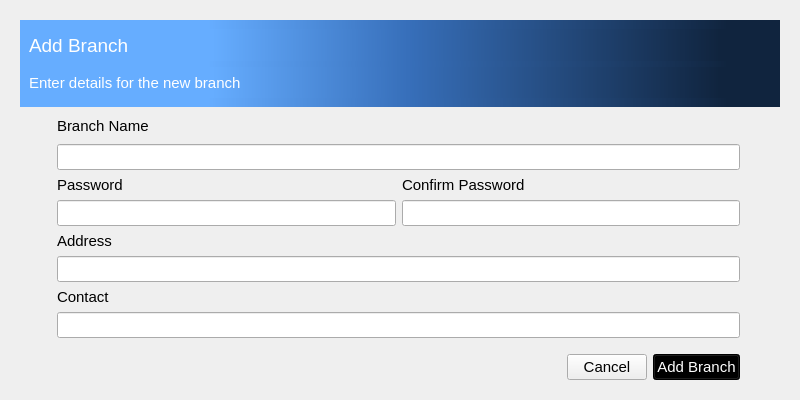
Before: the Qt Designer form crud_dialog.ui in euuii/StayBook, drawn with Qt 5.
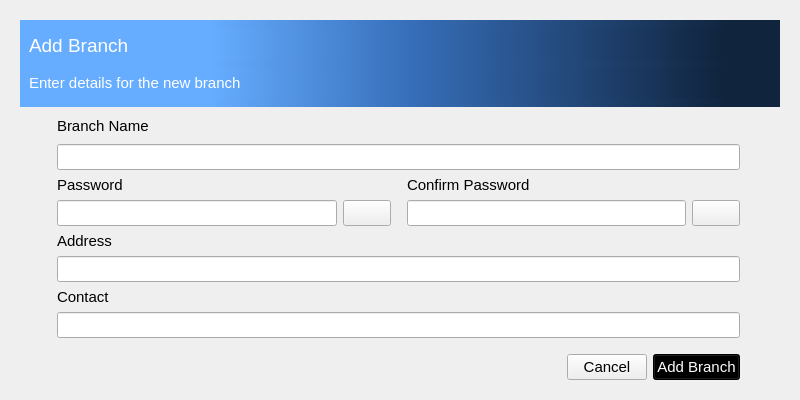
After: the same form once the commit is applied. The open tabs and pages were chosen to show the change. Icons and pictures are not drawn.

The edit to the form file:
```diff
--- a/crud_dialog.ui
+++ b/crud_dialog.ui
@@ -1236,18 +1236,18 @@
           </spacer>
          </item>
          <item row="2" column="1">
-          <layout class="QHBoxLayout" name="horizontalLayout_2">
-           <item>
-            <layout class="QVBoxLayout" name="verticalLayout_20">
+          <layout class="QGridLayout" name="gridLayout_4">
+           <item row="0" column="2">
+            <widget class="QLabel" name="label_45">
+             <property name="text">
+              <string>Confirm Password</string>
+             </property>
+            </widget>
+           </item>
+           <item row="1" column="0">
+            <layout class="QHBoxLayout" name="horizontalLayout_9">
              <item>
-              <widget class="QLabel" name="label_34">
-               <property name="text">
-                <string>Password</string>
-               </property>
-              </widget>
-             </item>
-             <item>
-              <widget class="QLineEdit" name="lineEdit_branchPass">
+              <widget class="QLineEdit" name="lineEdit_branchPass_3">
                <property name="minimumSize">
                 <size>
                  <width>0</width>
@@ -1259,19 +1259,22 @@
                </property>
               </widget>
              </item>
-            </layout>
-           </item>
-           <item>
-            <layout class="QVBoxLayout" name="verticalLayout_21">
              <item>
-              <widget class="QLabel" name="label_35">
+              <widget class="QPushButton" name="btn_showpass">
+               <property name="styleSheet">
+                <string notr="true"/>
+               </property>
                <property name="text">
-                <string>Confirm Password</string>
+                <string/>
                </property>
               </widget>
              </item>
+            </layout>
+           </item>
+           <item row="1" column="2">
+            <layout class="QHBoxLayout" name="horizontalLayout_8">
              <item>
-              <widget class="QLineEdit" name="lineEdit_branchConfPass">
+              <widget class="QLineEdit" name="lineEdit_branchConfPass_3">
                <property name="minimumSize">
                 <size>
                  <width>0</width>
@@ -1283,8 +1286,45 @@
                </property>
               </widget>
              </item>
+             <item>
+              <widget class="QPushButton" name="btn_showpass_2">
+               <property name="styleSheet">
+                <string notr="true"/>
+               </property>
+               <property name="text">
+                <string/>
+               </property>
+               <property name="icon">
+                <iconset>
+                 <normaloff>../85fe6ff2/showpassword16.png</normaloff>../85fe6ff2/showpassword16.png</iconset>
+               </property>
+              </widget>
+             </item>
             </layout>
            </item>
+           <item row="0" column="0">
+            <widget class="QLabel" name="label_46">
+             <property name="text">
+              <string>Password</string>
+             </property>
+            </widget>
+           </item>
+           <item row="1" column="1">
+            <spacer name="horizontalSpacer_25">
+             <property name="orientation">
+              <enum>Qt::Orientation::Horizontal</enum>
+             </property>
+             <property name="sizeType">
+              <enum>QSizePolicy::Policy::Fixed</enum>
+             </property>
+             <property name="sizeHint" stdset="0">
+              <size>
+               <width>10</width>
+               <height>20</height>
+              </size>
+             </property>
+            </spacer>
+           </item>
           </layout>
          </item>
         </layout>
```
Left out of the diff: 236 changed lines with no effect on the pictures.
